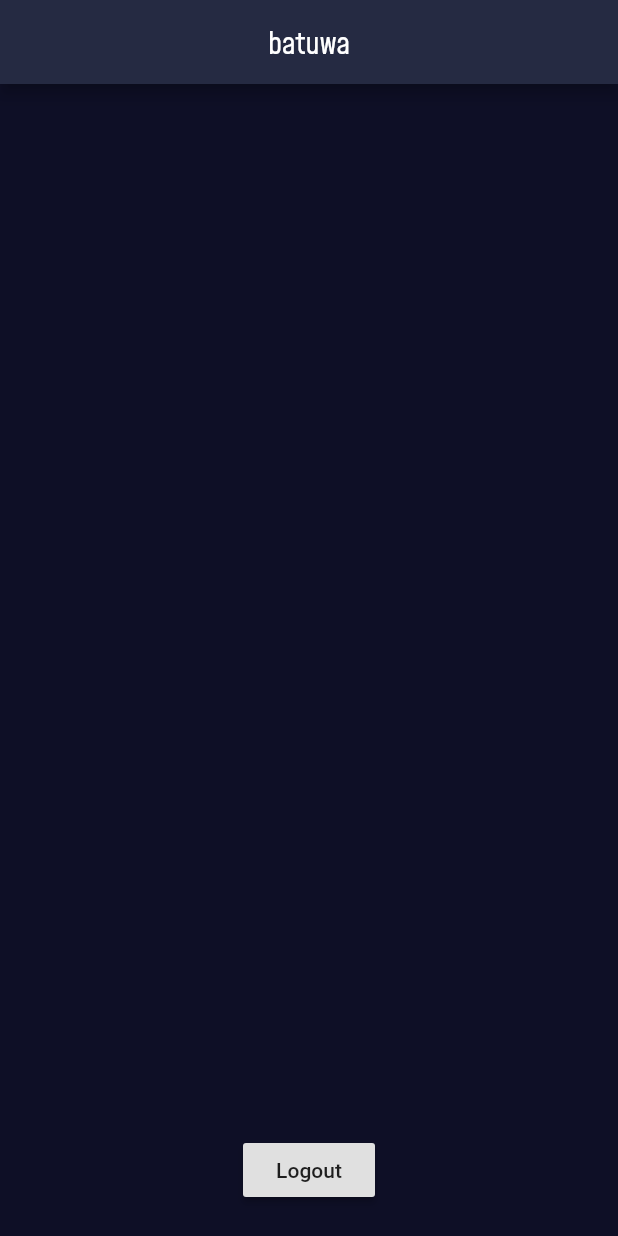
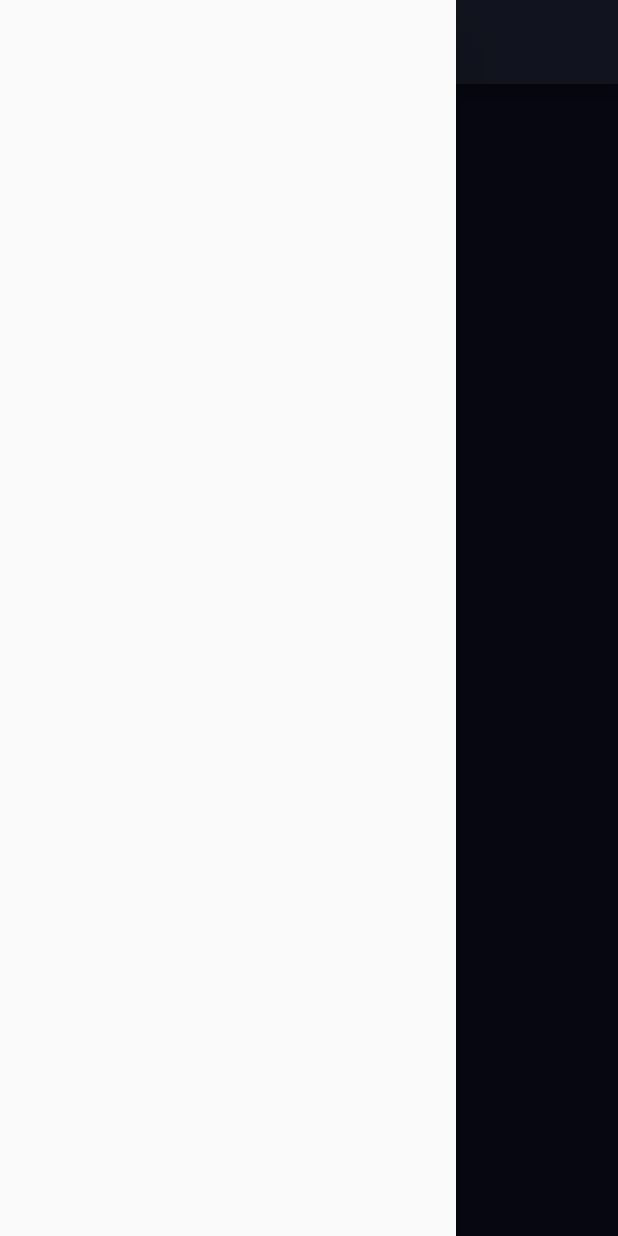
Before and after one commit to anuraglamsal/batuwa, a Flutter app: the screen it shows once a user with an empty profile is signed in, with the side drawer open (before the commit the screen has no drawer), on a phone screen of 412 x 824 dp. Run offline on Flutter 3.47's test engine with Material 2 defaults, Android fonts, the phone set to English and light mode, and no system bars; our stand-ins replace cloud_firestore, email_validator, firebase_auth, firebase_core, flutter_keyboard_visibility; accounts and stored records are empty.

Commit message:
Added hamburger menu and made some changes to the streambuilder that handles sign in

```diff
--- a/lib/normalscreen.dart
+++ b/lib/normalscreen.dart
@@ -1,7 +1,6 @@
 import 'package:flutter/material.dart';
 import 'package:firebase_auth/firebase_auth.dart';
 import 'package:cloud_firestore/cloud_firestore.dart';
-import 'package:google_maps_flutter/google_maps_flutter.dart';
 
 class normalscreen extends StatefulWidget{
   @override
@@ -13,7 +12,7 @@ class _normalscreenState extends State<normalscreen>{
   Widget build(BuildContext context){
     return Column(
       children: <Widget>[
-	SizedBox(height: 700),
+	SizedBox(height: 200),
 	RaisedButton(
 	  child: Text(
 	    'Logout',
--- a/lib/userscreen.dart
+++ b/lib/userscreen.dart
@@ -11,9 +11,10 @@ class userscreen extends StatelessWidget{
       stream: FirebaseFirestore.instance.collection('token').doc(FirebaseAuth.instance.currentUser.uid).snapshots(),
       builder: (context, snapshot){
 	if(snapshot.connectionState == ConnectionState.waiting){
-	  return Container();
+	  return Container(color: Color(0xff0e0f26),);
         }
 	else{
+	  if(snapshot.data['token'] == 1){
 	    return Scaffold(
 	      appBar: AppBar(
 		title: Center(child: Text("batuwa", style: TextStyle(fontFamily: 'Mohave',))),
@@ -22,9 +23,27 @@ class userscreen extends StatelessWidget{
 	      body: Container(
 		alignment: Alignment.center,
 		color: Color(0xff0e0f26),
-	      child:(snapshot.data['token'] == 1) ? firsttimeLogin() : normalscreen(),
+		child: firsttimeLogin(),
 	      ),
 	    );
+	  }
+	  else{
+	    return Scaffold(
+	      drawer: Drawer(
+		child: ListView(
+		),
+	      ),
+	      appBar: AppBar(
+		title: Container(alignment: Alignment(-0.21, 0), child: Text("batuwa", style: TextStyle(fontFamily: 'Mohave',))),
+		backgroundColor: Color(0xff252a42),
+	      ),
+	      body: Container(
+		alignment: Alignment.center,
+		color: Color(0xff0e0f26),
+		child: normalscreen(),
+	      ),
+	    );
+  	  }
         }
       },
     );
--- a/pubspec.yaml
+++ b/pubspec.yaml
@@ -33,7 +33,8 @@ dependencies:
   url_launcher: ^5.7.10
   provider: ^4.3.2+4
   cloud_firestore: ^0.16.0
-  google_maps_flutter: ^1.2.0
+  flutter_map: ^0.11.0
+  latlng: ^0.0.2
 
 
   # The following adds the Cupertino Icons font to your application.
```
Also changed, not shown: pubspec.lock. Lines whose indentation alone changed are shown as unchanged.
